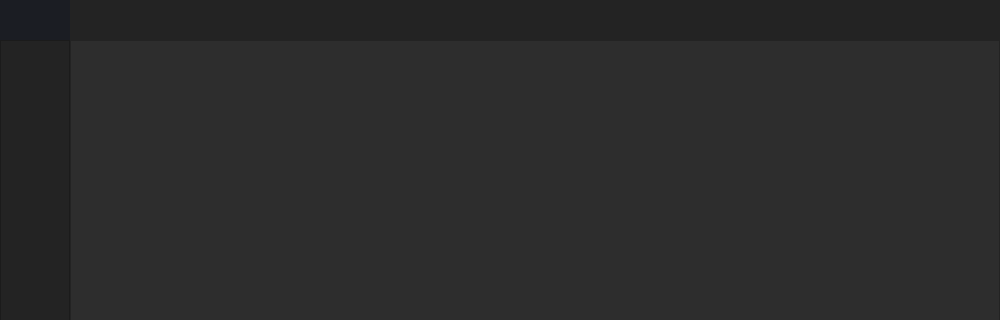
Qt form UI/mainWindow.ui (Jowy43/EzTestGenerator) before a commit; both pictures show x 0 to 1000 and y 0 to 320 of the 1000 by 500 pixel window.
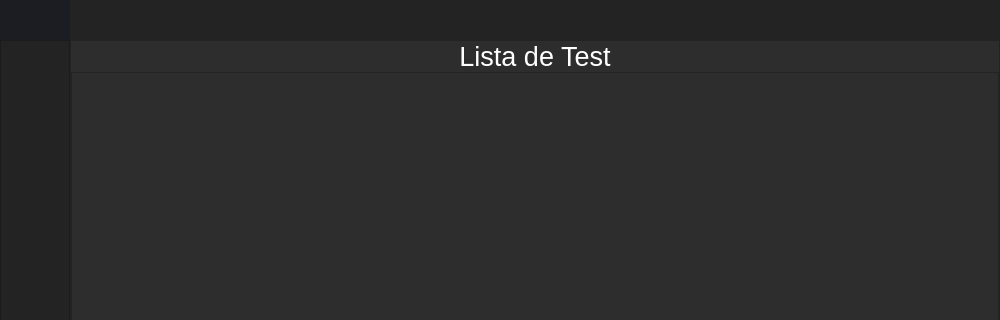
The same form after that commit. The open tabs and pages were chosen to show the change. Icons and pictures are not drawn.

Commit message: Pruebas de lista de Test

The edit to the form file:
```diff
--- a/UI/mainWindow.ui
+++ b/UI/mainWindow.ui
@@ -1030,7 +1030,56 @@
              </layout>
             </widget>
             <widget class="QWidget" name="pg_list">
-             <layout class="QVBoxLayout" name="verticalLayout_7"/>
+             <layout class="QVBoxLayout" name="verticalLayout_7">
+              <property name="spacing">
+               <number>1</number>
+              </property>
+              <property name="leftMargin">
+               <number>0</number>
+              </property>
+              <property name="topMargin">
+               <number>0</number>
+              </property>
+              <property name="rightMargin">
+               <number>0</number>
+              </property>
+              <property name="bottomMargin">
+               <number>0</number>
+              </property>
+              <item>
+               <widget class="QLabel" name="label_TituloTest_2">
+                <property name="maximumSize">
+                 <size>
+                  <width>16777215</width>
+                  <height>30</height>
+                 </size>
+                </property>
+                <property name="font">
+                 <font>
+                  <pointsize>20</pointsize>
+                  <weight>50</weight>
+                  <bold>false</bold>
+                 </font>
+                </property>
+                <property name="styleSheet">
+                 <string notr="true">color: rgb(255, 255, 255);</string>
+                </property>
+                <property name="text">
+                 <string>Lista de Test</string>
+                </property>
+                <property name="alignment">
+                 <set>Qt::AlignCenter</set>
+                </property>
+               </widget>
+              </item>
+              <item>
+               <widget class="QListWidget" name="listWidgetTests">
+                <property name="styleSheet">
+                 <string notr="true">color: rgb(255, 255, 255);</string>
+                </property>
+               </widget>
+              </item>
+             </layout>
             </widget>
            </widget>
           </item>
```
Left out of the diff: 4 changed lines with no effect on the pictures. The commit also changes 15 other files.
